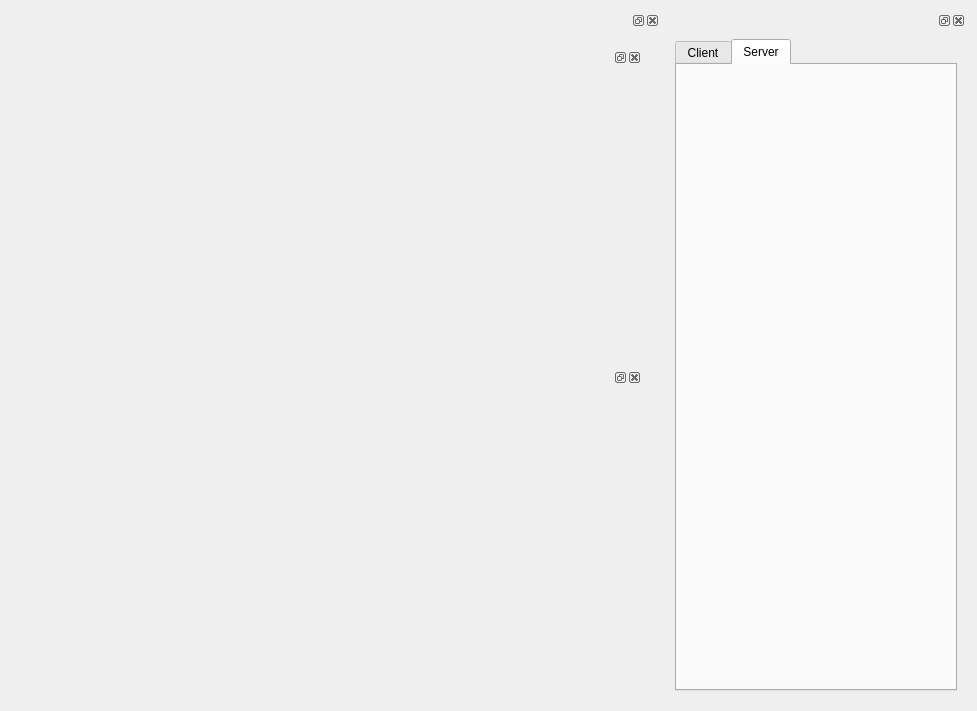
Old version of the form QTDesigns/iperf_window.ui in the repository Gorkembukel/MonitorNetworkConnectivity.
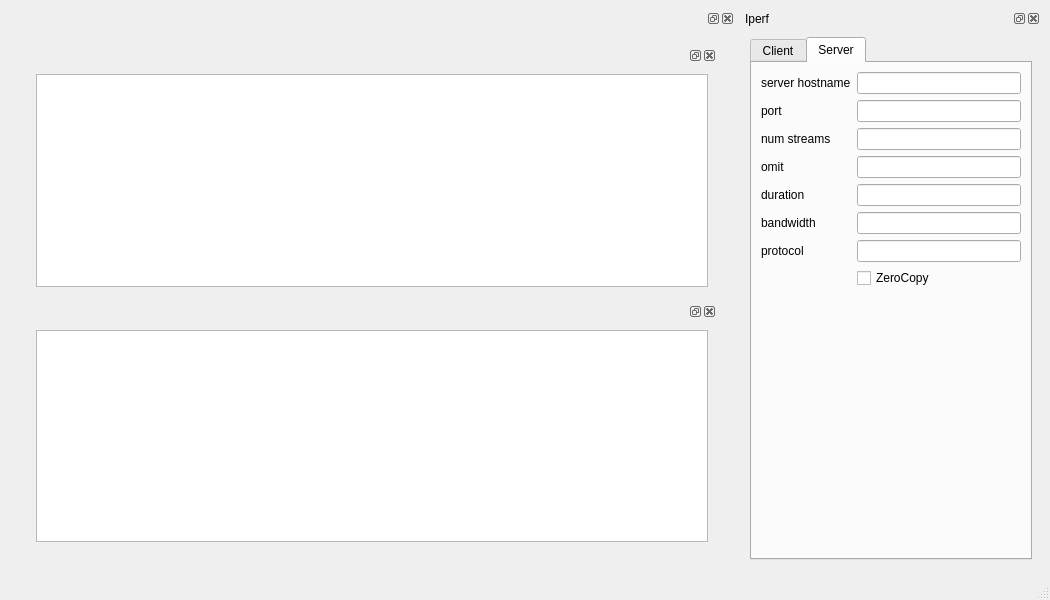
New version of the form. The open tabs and pages were chosen to show the change.

Commit message: iperf için multiproces ekleniyor

```diff
--- a/QTDesigns/iperf_window.ui
+++ b/QTDesigns/iperf_window.ui
@@ -1,18 +1,19 @@
 <?xml version="1.0" encoding="UTF-8"?>
 <ui version="4.0">
  <class>Dialog_iperfWindow</class>
- <widget class="QDialog" name="Dialog_iperfWindow">
+ <widget class="QMainWindow" name="Dialog_iperfWindow">
   <property name="geometry">
    <rect>
     <x>0</x>
     <y>0</y>
-    <width>977</width>
-    <height>711</height>
+    <width>1050</width>
+    <height>600</height>
    </rect>
   </property>
   <property name="windowTitle">
    <string>Dialog</string>
   </property>
+  <widget class="QWidget" name="centralwidget">
   <layout class="QHBoxLayout" name="horizontalLayout">
    <item>
     <widget class="QDockWidget" name="dockWidget">
@@ -29,16 +30,28 @@
             <property name="floating">
              <bool>false</bool>
             </property>
-            <widget class="QWidget" name="dockWidgetContents_8"/>
-           </widget>
+             <widget class="QWidget" name="dockWidgetContents_8">
+              <layout class="QVBoxLayout" name="verticalLayout_2">
+               <item>
+                <widget class="QTableWidget" name="tableWidget_clients"/>
+               </item>
+              </layout>
+             </widget>
+            </widget>
           </item>
           <item>
            <widget class="QDockWidget" name="dockWidget_4">
             <property name="floating">
              <bool>false</bool>
             </property>
-            <widget class="QWidget" name="dockWidgetContents_9"/>
-           </widget>
+             <widget class="QWidget" name="dockWidgetContents_9">
+              <layout class="QVBoxLayout" name="verticalLayout_5">
+               <item>
+                <widget class="QTableWidget" name="tableWidget_server"/>
+               </item>
+              </layout>
+             </widget>
+            </widget>
           </item>
          </layout>
         </widget>
@@ -58,7 +71,7 @@
      <property name="minimumSize">
       <size>
        <width>264</width>
-       <height>411</height>
+        <height>420</height>
       </size>
      </property>
      <property name="maximumSize">
@@ -76,6 +89,9 @@
      <property name="floating">
       <bool>false</bool>
      </property>
+      <property name="windowTitle">
+       <string>Iperf</string>
+      </property>
      <widget class="QWidget" name="dockWidgetContents_7">
       <layout class="QVBoxLayout" name="verticalLayout_4">
        <item>
@@ -133,13 +149,6 @@
              </property>
             </widget>
            </item>
-           <item row="4" column="0">
-            <widget class="QLabel" name="label_4">
-             <property name="text">
-              <string>zerocopy</string>
-             </property>
-            </widget>
-           </item>
            <item row="5" column="0">
             <widget class="QLabel" name="label_5">
              <property name="text">
@@ -200,14 +209,105 @@
           <attribute name="title">
            <string>Server</string>
           </attribute>
-         </widget>
-        </widget>
-       </item>
+           <layout class="QFormLayout" name="formLayout_2">
+            <item row="0" column="0">
+             <widget class="QLabel" name="label_4">
+              <property name="text">
+               <string>server hostname</string>
+              </property>
+             </widget>
+            </item>
+            <item row="0" column="1">
+             <widget class="QLineEdit" name="lineEdit_serverhostname_2"/>
+            </item>
+            <item row="1" column="0">
+             <widget class="QLabel" name="label_12">
+              <property name="text">
+               <string>port</string>
+              </property>
+             </widget>
+            </item>
+            <item row="1" column="1">
+             <widget class="QLineEdit" name="lineEdit_port_2"/>
+            </item>
+            <item row="2" column="0">
+             <widget class="QLabel" name="label_13">
+              <property name="text">
+               <string>num streams</string>
+              </property>
+             </widget>
+            </item>
+            <item row="2" column="1">
+             <widget class="QLineEdit" name="lineEdit_numstreams_2"/>
+            </item>
+            <item row="3" column="0">
+             <widget class="QLabel" name="label_10">
+              <property name="text">
+               <string>omit</string>
+              </property>
+             </widget>
+            </item>
+            <item row="3" column="1">
+             <widget class="QLineEdit" name="lineEdit_omit_2"/>
+            </item>
+            <item row="4" column="0">
+             <widget class="QLabel" name="label_11">
+              <property name="text">
+               <string>duration</string>
+              </property>
+             </widget>
+            </item>
+            <item row="4" column="1">
+             <widget class="QLineEdit" name="lineEdit_duration_2"/>
+            </item>
+            <item row="5" column="0">
+             <widget class="QLabel" name="label_14">
+              <property name="text">
+               <string>bandwidth</string>
+              </property>
+             </widget>
+            </item>
+            <item row="5" column="1">
+             <widget class="QLineEdit" name="lineEdit_bandwidth_2"/>
+            </item>
+            <item row="6" column="0">
+             <widget class="QLabel" name="label_9">
+              <property name="text">
+               <string>protocol</string>
+              </property>
+             </widget>
+            </item>
+            <item row="6" column="1">
+             <widget class="QLineEdit" name="lineEdit_protocol_2"/>
+            </item>
+            <item row="7" column="1">
+             <widget class="QCheckBox" name="checkBox_zerocopy_2">
+              <property name="text">
+               <string>ZeroCopy</string>
+              </property>
+             </widget>
+            </item>
       </layout>
      </widget>
     </widget>
    </item>
   </layout>
+      </widget>
+     </widget>
+    </item>
+   </layout>
+  </widget>
+  <widget class="QMenuBar" name="menubar">
+   <property name="geometry">
+    <rect>
+     <x>0</x>
+     <y>0</y>
+     <width>1050</width>
+     <height>22</height>
+    </rect>
+   </property>
+  </widget>
+  <widget class="QStatusBar" name="statusbar"/>
  </widget>
  <resources/>
  <connections/>
```
Left out of the diff: 40 changed lines with no effect on the pictures. Lines whose indentation alone changed are shown as unchanged. The commit also changes 9 other files.
